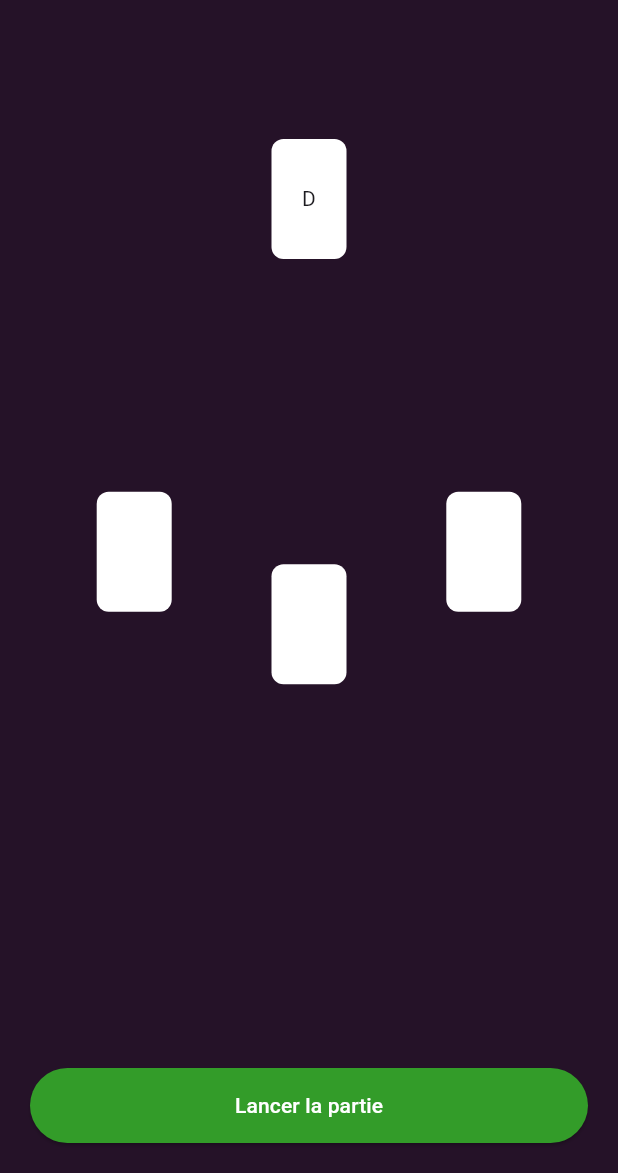
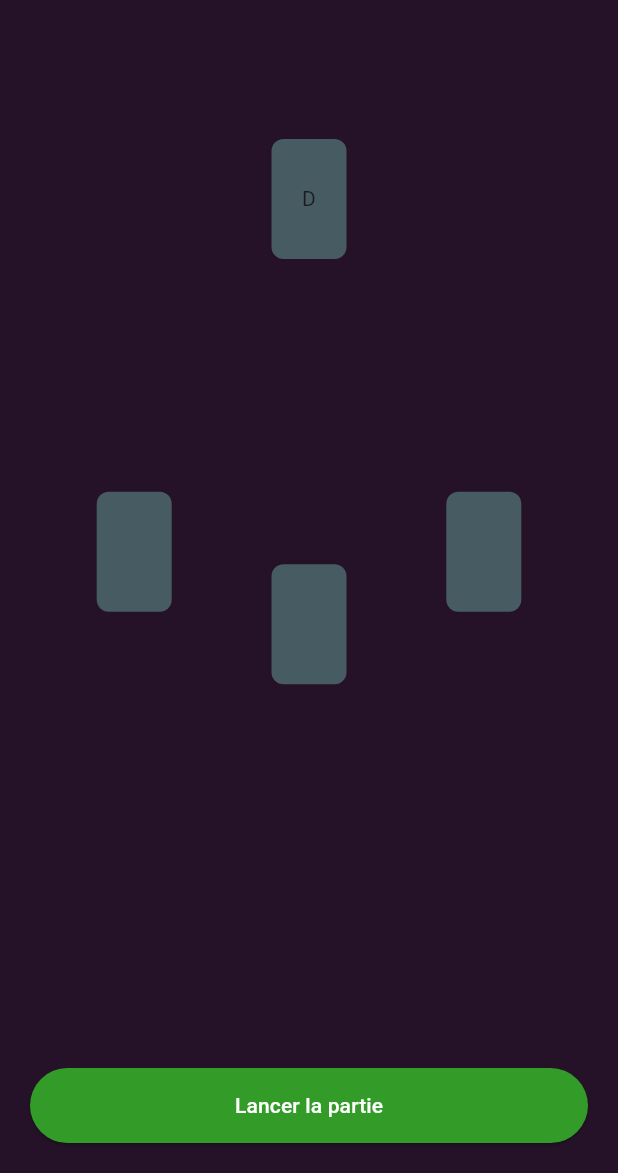
Before and after one commit to MateoSacre/Turbo_Blackjack, a Flutter app: the PlayTable screen opened by its route, on a phone screen of 412 x 824 dp, the part 63-1236 px from its top. Run offline on Flutter 3.47's test engine with Material 3 defaults, Android fonts, the light colour scheme and no system bars; our stand-ins replace logger.

Commit message:
[V0.1.0] - Implement hand selection logic

```diff
--- a/lib/Game/Data/game_values.dart
+++ b/lib/Game/Data/game_values.dart
@@ -14,6 +14,7 @@ class Player {
 
 class Hand {
   List<Card> cards = [];
+  bool isPlayed = false;
 
   getValue() {
     int result = 0;
--- a/lib/Game/Table/play_table.dart
+++ b/lib/Game/Table/play_table.dart
@@ -23,16 +23,27 @@ class PlayTableState extends State<PlayTable> {
     }
   }
 
-  Widget _buildPosition(String text) {
-    return Container(
+  Widget _buildPosition(String text, Hand hand) {
+    return GestureDetector(
+      onTap: (!GameValues.isGameStarted && !GameValues.isGameEnded)
+          ? () {
+              setState(() {
+                hand.isPlayed = !hand.isPlayed;
+              });
+            }
+          : null,
+      child: Container(
         width: SettingsGlobalValues.playerCardWidth,
         height: SettingsGlobalValues.playerCardHeight,
         decoration: BoxDecoration(
-        color: SettingsGlobalValues.neutralColor,
+          color: hand.isPlayed
+              ? SettingsGlobalValues.positiveColor
+              : SettingsGlobalValues.secondColor,
           borderRadius: BorderRadius.circular(8),
         ),
         child: Center(
           child: Text(text),
+        ),
       ),
     );
   }
@@ -78,7 +89,7 @@ class PlayTableState extends State<PlayTable> {
                         SettingsGlobalValues.playerCardHeight / 2,
                     child: GameValues.isGameStarted
                         ? const Text("ERROR")
-                        : _buildPosition(""),
+                        : _buildPosition("", handsToPlay[i]),
                   ));
                 }
 
@@ -89,7 +100,7 @@ class PlayTableState extends State<PlayTable> {
                       SettingsGlobalValues.playerCardHeight / 2,
                   child: GameValues.isGameStarted
                       ? const Text("ERROR")
-                      : _buildPosition("D"),
+                      : _buildPosition("D", Hand()),
                 ));
 
                 return Stack(children: stackChildren);
--- a/pubspec.yaml
+++ b/pubspec.yaml
@@ -3,7 +3,7 @@ description: "Time to train your BlackJack strats !"
 publish_to: 'none'
 
 
-version: 0.0.6
+version: 0.1.0
 
 environment:
   sdk: '>=3.4.3 <4.0.0'
```
Lines whose indentation alone changed are shown as unchanged.
